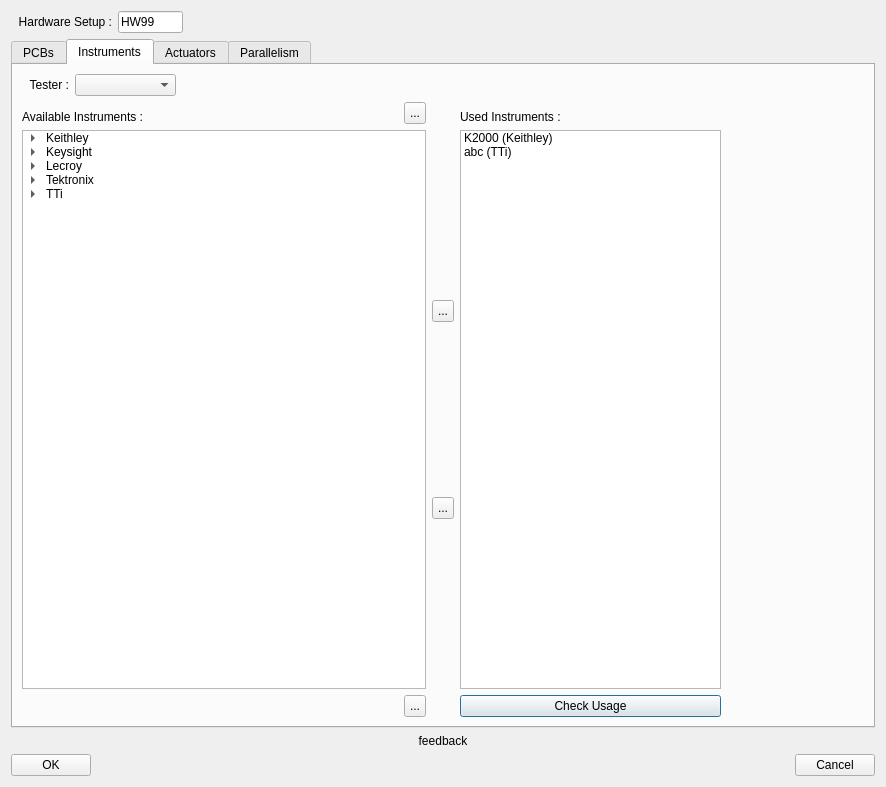
First picture: the form in src/ATE/org/actions_on/hardwaresetup/HardwareWizard.ui, repository goanpeca/ATE.org, before the edit.
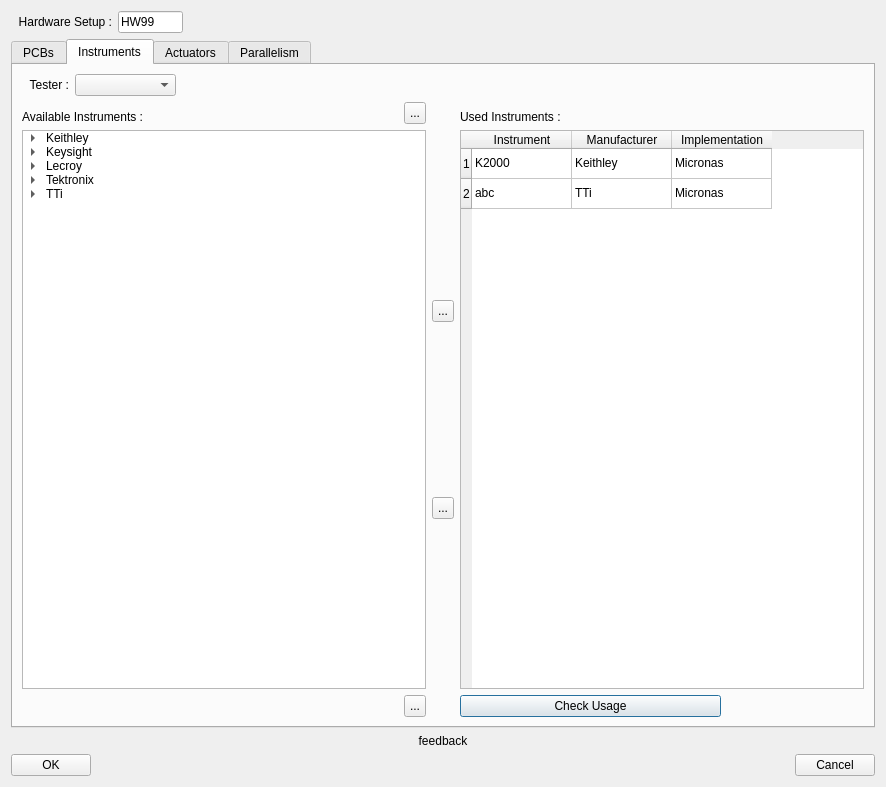
Second picture: the form after the edit. The open tabs and pages were chosen to show the change.

```diff
--- a/src/ATE/org/actions_on/hardwaresetup/HardwareWizard.ui
+++ b/src/ATE/org/actions_on/hardwaresetup/HardwareWizard.ui
@@ -1012,7 +1012,7 @@
         </attribute>
         <layout class="QGridLayout" name="gridLayout_3">
          <item row="0" column="0">
-          <layout class="QVBoxLayout" name="verticalLayout_8">
+          <layout class="QVBoxLayout" name="verticalLayout_10">
            <item>
             <layout class="QHBoxLayout" name="testerLayout">
              <item>
@@ -1096,7 +1096,7 @@
             </layout>
            </item>
            <item>
-            <layout class="QHBoxLayout" name="instrumentsLayout">
+            <layout class="QHBoxLayout" name="horizontalLayout_8">
              <item>
               <layout class="QVBoxLayout" name="availableInstrumentsLayout">
                <item>
@@ -1423,7 +1423,7 @@
               </layout>
              </item>
              <item>
-              <layout class="QVBoxLayout" name="usedInstrumentsLayout">
+              <layout class="QVBoxLayout" name="verticalLayout_8">
                <item>
                 <layout class="QHBoxLayout" name="horizontalLayout_6">
                  <item>
@@ -1470,33 +1470,60 @@
                 </layout>
                </item>
                <item>
-                <widget class="QListWidget" name="usedInstruments">
-                 <property name="minimumSize">
-                  <size>
-                   <width>141</width>
-                   <height>141</height>
-                  </size>
-                 </property>
-                 <property name="maximumSize">
-                  <size>
-                   <width>261</width>
-                   <height>16777215</height>
-                  </size>
-                 </property>
-                 <property name="editTriggers">
-                  <set>QAbstractItemView::SelectedClicked</set>
-                 </property>
-                 <property name="selectionMode">
-                  <enum>QAbstractItemView::ExtendedSelection</enum>
-                 </property>
-                 <item>
+                <widget class="QTableWidget" name="tableWidget">
+                 <row>
                   <property name="text">
-                   <string>K2000 (Keithley)</string>
+                   <string>1</string>
                   </property>
+                 </row>
+                 <row>
+                  <property name="text">
+                   <string>2</string>
+                  </property>
+                 </row>
+                 <column>
+                  <property name="text">
+                   <string>Instrument</string>
+                  </property>
+                 </column>
+                 <column>
+                  <property name="text">
+                   <string>Manufacturer</string>
+                  </property>
+                 </column>
+                 <column>
+                  <property name="text">
+                   <string>Implementation</string>
+                  </property>
+                 </column>
+                 <item row="0" column="0">
+                  <property name="text">
+                   <string>K2000</string>
+                  </property>
                  </item>
-                 <item>
+                 <item row="0" column="1">
                   <property name="text">
-                   <string>abc (TTi)</string>
+                   <string>Keithley</string>
+                  </property>
+                 </item>
+                 <item row="0" column="2">
+                  <property name="text">
+                   <string>Micronas</string>
+                  </property>
+                 </item>
+                 <item row="1" column="0">
+                  <property name="text">
+                   <string>abc</string>
+                  </property>
+                 </item>
+                 <item row="1" column="1">
+                  <property name="text">
+                   <string>TTi</string>
+                  </property>
+                 </item>
+                 <item row="1" column="2">
+                  <property name="text">
+                   <string>Micronas</string>
                   </property>
                  </item>
                 </widget>
```
Left out of the diff: 33 changed lines with no effect on the pictures.
